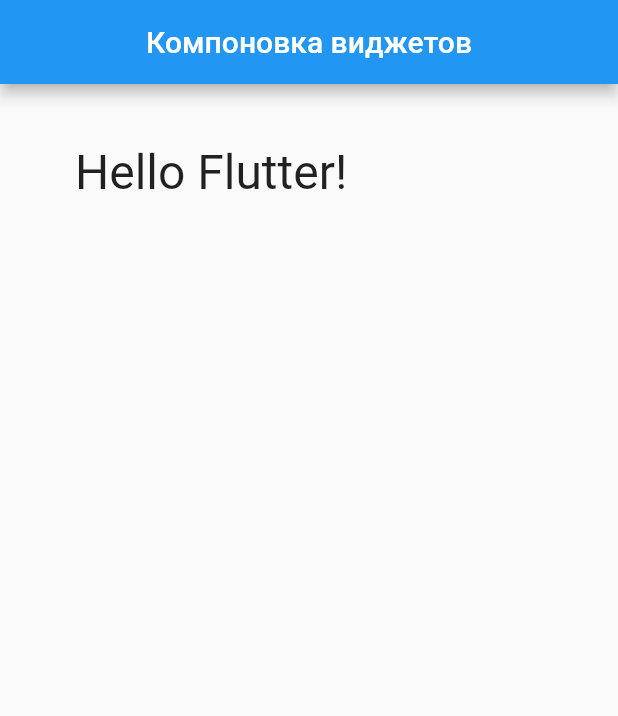
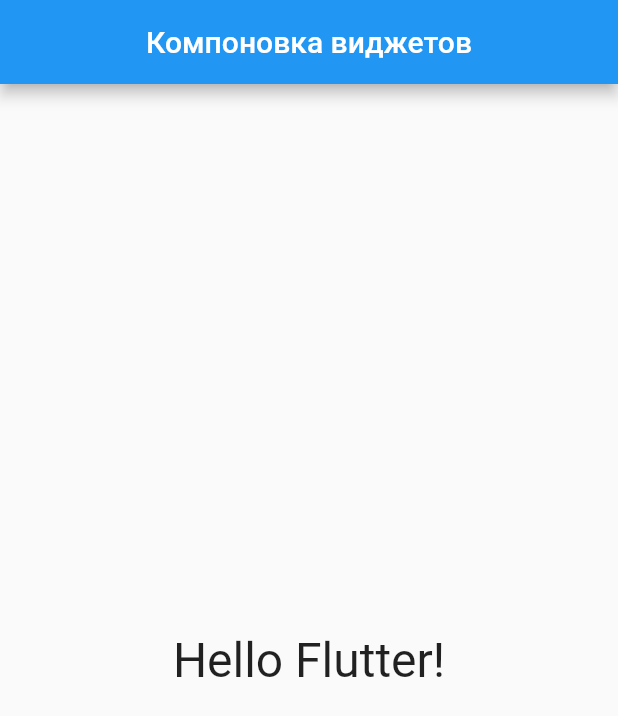
Before and after one commit to sergeykondr/flutter_exercise, a Flutter app: the screen it shows after launch, on a phone screen of 412 x 824 dp. Shown: the top 716 px of the screen. Run offline on Flutter 3.47's test engine with Material 2 defaults, Android fonts, the phone set to English and light mode, and no system bars.

Commit message:
Align, Center

```diff
--- a/layout_widgets/lib/main.dart
+++ b/layout_widgets/lib/main.dart
@@ -11,9 +11,10 @@
         title: Text("Компоновка виджетов"),
         centerTitle: true,
       ),
-      body: Padding(
-        //padding: EdgeInsets.all(35),
-        padding: EdgeInsets.only(left: 50, top: 40),
+      body: Align( //Center
+        //alignment: Alignment.topCenter,
+        //alignment: Alignment(0.5, 0.5),
+        alignment: Alignment.center,
         child: Text(
           'Hello Flutter!',
           style: TextStyle(fontSize: 32),
```
